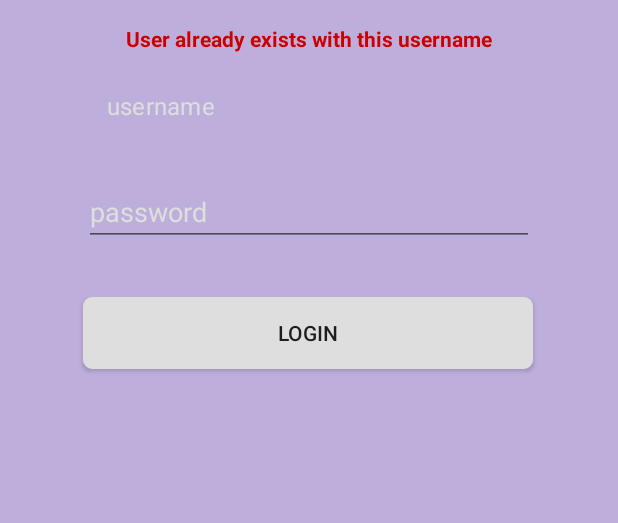
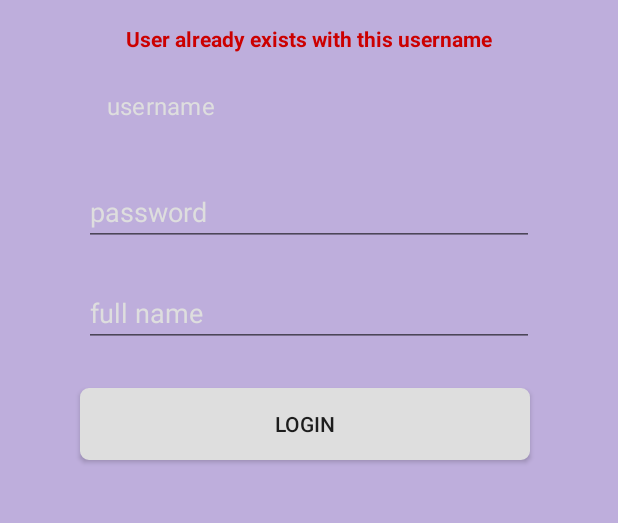
Before and after one commit to annazhang2002/Parstagram, an Android app: the layout activity_login.xml on its own in the app's theme, with its tools: preview values and no code run, on a phone screen of 412 x 824 dp, the part 263-786 px from its top. Run offline under Robolectric (Android 15) with nearby library versions, the phone set to English and light mode, and no system bars.

```diff
--- a/app/src/main/res/layout/activity_login.xml
+++ b/app/src/main/res/layout/activity_login.xml
@@ -35,11 +35,11 @@
         style="@android:style/Widget.DeviceDefault.Button"
         android:layout_width="300dp"
         android:layout_height="wrap_content"
-        android:layout_below="@+id/etPassword"
+        android:layout_below="@+id/etName"
         android:layout_alignParentStart="true"
         android:layout_centerHorizontal="true"
-        android:layout_marginStart="55dp"
-        android:layout_marginTop="34dp"
+        android:layout_marginStart="53dp"
+        android:layout_marginTop="27dp"
         android:background="@drawable/mybutton"
         android:text="Login" />
 
@@ -79,4 +79,19 @@
         android:textColorHighlight="@color/lightGray"
         android:textColorHint="@color/lightGray"
         android:textColorLink="@color/lightGray" />
+
+    <EditText
+        android:id="@+id/etName"
+        android:layout_width="300dp"
+        android:layout_height="wrap_content"
+        android:layout_below="@+id/etPassword"
+        android:layout_centerHorizontal="true"
+        android:layout_marginTop="22dp"
+        android:ems="10"
+        android:hint="full name"
+        android:textColor="@color/lightGray"
+        android:textColorHighlight="@color/lightGray"
+        android:textColorHint="@color/lightGray"
+        android:textColorLink="@color/lightGray" />
+
 </RelativeLayout>
```
Also changed, not shown: app/src/main/java/com/example/parstagram/activities/LoginActivity.java (+11 -2 lines), 2 other files.
